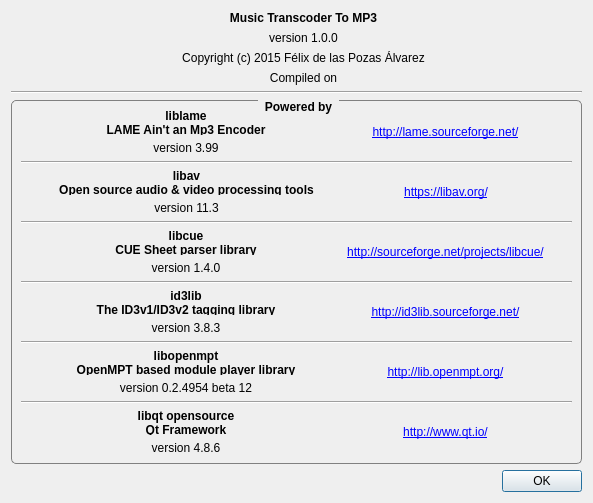
The window that AboutDialog.ui (FelixdelasPozas/transcodertomp3) describes before a commit, drawn with Qt 5.
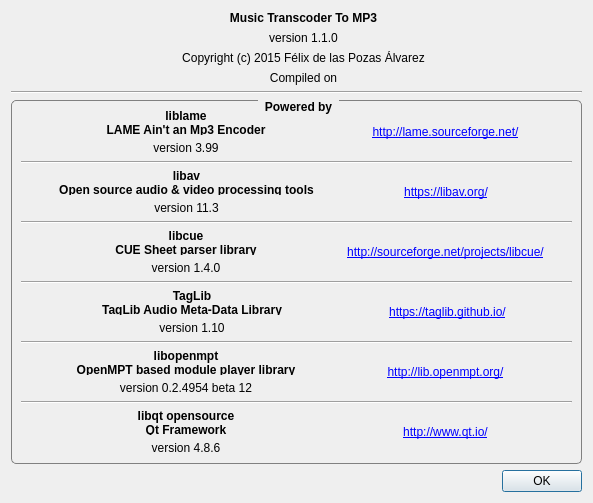
The same window after the commit. Icons and pictures are not drawn.

Commit message: Replaced tagging library id3lib with TagLib as the previous wasn't handling unicode well.

Diff of the .ui file:
```diff
--- a/AboutDialog.ui
+++ b/AboutDialog.ui
@@ -90,7 +90,7 @@
          <item>
           <widget class="QLabel" name="m_version">
            <property name="text">
-            <string>version 1.0.0</string>
+            <string>version 1.1.0</string>
            </property>
            <property name="alignment">
             <set>Qt::AlignCenter</set>
@@ -412,7 +412,7 @@
            <widget class="QLabel" name="label_18">
             <property name="maximumSize">
              <size>
-              <width>32</width>
+              <width>40</width>
               <height>32</height>
              </size>
             </property>
@@ -441,8 +441,8 @@
                </font>
               </property>
               <property name="text">
-               <string>id3lib
-The ID3v1/ID3v2 tagging library</string>
+               <string>TagLib
+TagLib Audio Meta-Data Library</string>
               </property>
               <property name="alignment">
                <set>Qt::AlignCenter</set>
@@ -452,7 +452,7 @@
             <item>
              <widget class="QLabel" name="label_21">
               <property name="text">
-               <string>version 3.8.3</string>
+               <string>version 1.10</string>
               </property>
               <property name="alignment">
                <set>Qt::AlignCenter</set>
@@ -464,7 +464,7 @@
           <item>
            <widget class="QLabel" name="label_19">
             <property name="text">
-             <string>&lt;a href=&quot;http://id3lib.sourceforge.net/&quot;&gt;http://id3lib.sourceforge.net/&lt;/a&gt;</string>
+             <string>&lt;a href=&quot;https://taglib.github.io/&quot;&gt;https://taglib.github.io/&lt;/a&gt;</string>
             </property>
             <property name="alignment">
              <set>Qt::AlignCenter</set>
```
Left out of the diff: 2 changed lines with no effect on the pictures. The commit also changes 8 other files.
